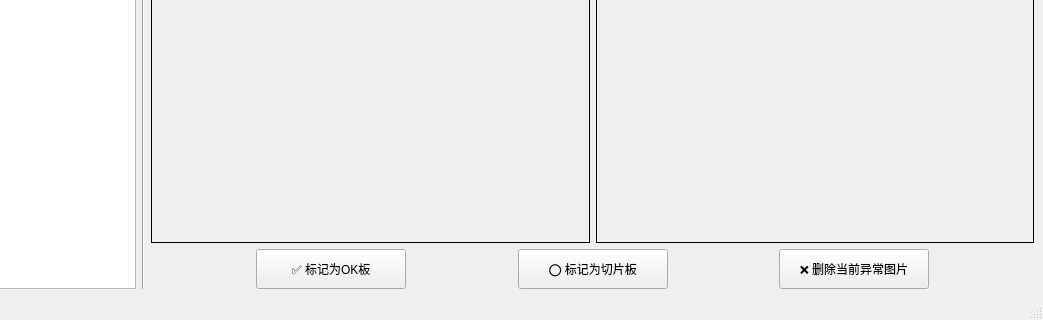
Qt form ui/MainWindow.ui (helscn/check_brbl_image) before a commit; both pictures show x 129 to 1172 and y 391 to 711 of the 1172 by 711 pixel window.
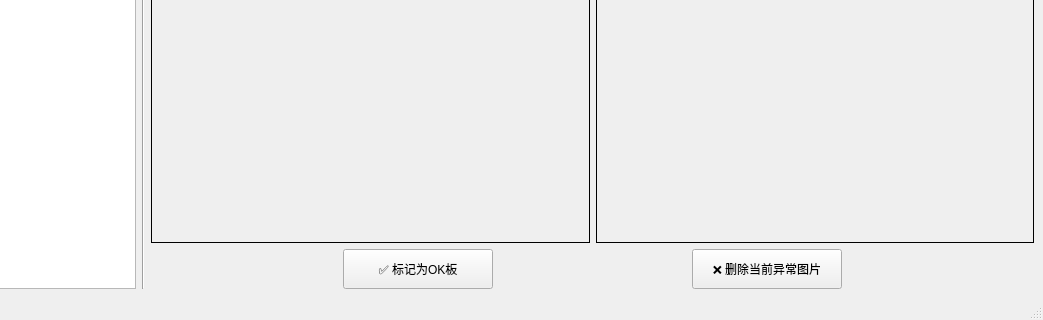
The same form after that commit. Icons and pictures are not drawn.

Commit message: 删除标记为切片板的功能

Diff of the .ui file:
```diff
--- a/ui/MainWindow.ui
+++ b/ui/MainWindow.ui
@@ -278,38 +278,6 @@
             </property>
            </widget>
           </item>
-          <item>
-           <spacer name="horizontalSpacer">
-            <property name="orientation">
-             <enum>Qt::Horizontal</enum>
-            </property>
-            <property name="sizeHint" stdset="0">
-             <size>
-              <width>40</width>
-              <height>20</height>
-             </size>
-            </property>
-           </spacer>
-          </item>
-          <item>
-           <widget class="QPushButton" name="btnMarkSection">
-            <property name="minimumSize">
-             <size>
-              <width>150</width>
-              <height>40</height>
-             </size>
-            </property>
-            <property name="maximumSize">
-             <size>
-              <width>150</width>
-              <height>16777215</height>
-             </size>
-            </property>
-            <property name="text">
-             <string>⭕ 标记为切片板</string>
-            </property>
-           </widget>
-          </item>
           <item>
            <spacer name="horizontalSpacer_4">
             <property name="orientation">
```
The commit also changes 3 other files.
